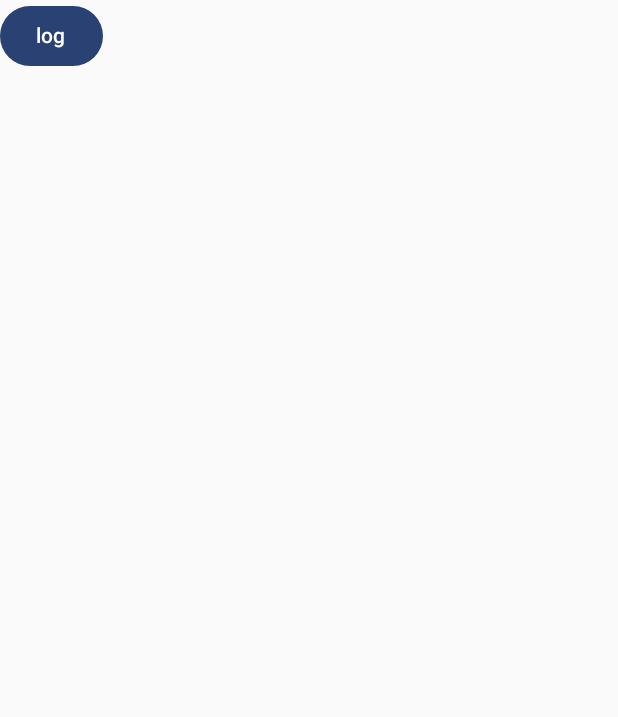
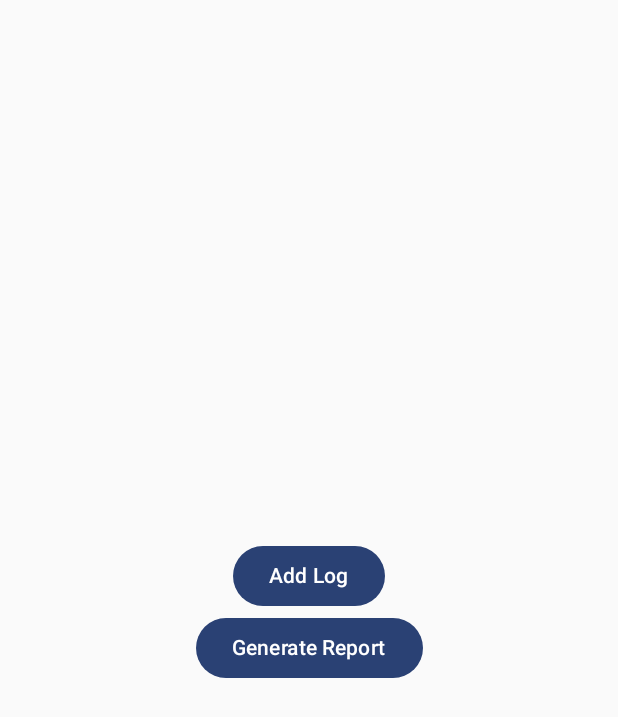
Before and after one commit to snapp-incubator/BlackBox, an Android app built with Jetpack Compose: the screen it shows after launch (MainActivity), on a phone screen of 412 x 824 dp. Shown: the top 717 px of the screen. Run offline under Robolectric (Android 15) with nearby library versions, the phone set to English and light mode, and no system bars; our stand-ins replace Dagger/Hilt's generated code; 4 statements that could not run were skipped.

Commit message:
Fix main view to have a better contribution

```diff
--- a/app/src/main/java/cab/snapp/blackBox/MainActivity.kt
+++ b/app/src/main/java/cab/snapp/blackBox/MainActivity.kt
@@ -1,38 +1,151 @@
 package cab.snapp.blackBox
 
 import android.os.Bundle
+import android.widget.Toast
 import androidx.activity.ComponentActivity
 import androidx.activity.compose.setContent
+import androidx.compose.foundation.layout.Arrangement
+import androidx.compose.foundation.layout.Column
+import androidx.compose.foundation.layout.fillMaxSize
+import androidx.compose.foundation.layout.padding
 import androidx.compose.material3.Button
 import androidx.compose.material3.Text
+import androidx.compose.runtime.Composable
+import androidx.compose.runtime.getValue
+import androidx.compose.runtime.mutableStateOf
+import androidx.compose.runtime.remember
+import androidx.compose.runtime.setValue
+import androidx.compose.ui.Alignment
+import androidx.compose.ui.Modifier
+import androidx.compose.ui.res.dimensionResource
+import androidx.compose.ui.res.stringResource
+import androidx.compose.ui.tooling.preview.Preview
+import cab.snapp.blackBox.components.LogReportPeriodDialog
+import cab.snapp.blackBox.poaro.FileHelper
+import cab.snapp.blackBox.poaro.LogReportGenerator
 import cab.snapp.blackBox.poaro.SnappLogger
 import cab.snapp.blackBox.poaro.d
+import cab.snapp.blackBox.poaro.fileManager.FileManagerImpl.Companion.REPORT_FOLDER_NAME
 import cab.snapp.blackBox.ui.theme.LoggerTheme
+import cab.snapp.blackBox.utils.FileShareUtils
 import javax.inject.Inject
+
 
 class MainActivity : ComponentActivity() {
 
     companion object {
-        const val LOG_LABEL = "example label"
-        const val LOG_MESSAGE = "example message"
+        const val REPORT_FILE_NAME = "report.log"
+        const val LOG_LABEL = "something"
+        const val LOG_MESSAGE = "something happened"
+        const val SAMPLE_EMAIL = "sample@gmail.com"
     }
 
     @Inject
     lateinit var logger: SnappLogger
 
+    @Inject
+    lateinit var logReportGenerator: LogReportGenerator
 
     override fun onCreate(savedInstanceState: Bundle?) {
         super.onCreate(savedInstanceState)
         MyApplication.component.inject(this)
 
         setContent {
+            var showReportDialog by remember { mutableStateOf(false) }
+            val onPeriodSelected = remember {
+                { selectedItem: Int ->
+                    generateReport(selectedItem, REPORT_FILE_NAME)
+                }
+            }
+            val dismissDialog = remember {
+                {
+                    showReportDialog = false
+                }
+            }
+            val onGetReportClicked = remember {
+                {
+                    showReportDialog = true
+                }
+            }
             LoggerTheme {
-                Button(onClick = {
-                    logger.d(LOG_LABEL, LOG_MESSAGE)
-                }) {
-                    Text(text = "log")
+                Column(
+                    modifier = Modifier
+                        .fillMaxSize()
+                        .padding(dimensionResource(id = R.dimen.margin_standard)),
+                    verticalArrangement = Arrangement.Center,
+                    horizontalAlignment = Alignment.CenterHorizontally
+                ) {
+                    Button(
+                        onClick = {
+                            logger.d(LOG_LABEL, LOG_MESSAGE)
+                        }
+                    ) {
+                        Text(text = stringResource(id = R.string.add_log_button))
+                    }
+
+                    Button(
+                        onClick = {
+                            onGetReportClicked.invoke()
+                        },
+                        modifier = Modifier.padding(bottom = dimensionResource(id = R.dimen.margin_small))
+                    ) {
+                        Text(text = stringResource(id = R.string.generate_report_button))
+                    }
+                }
+                if (showReportDialog) {
+                    LogReportPeriodDialog(onPeriodSelected, dismissDialog)
                 }
             }
         }
     }
+
+    private fun generateReport(timeRange: Int, outputFile: String) {
+        val fileHelper = FileHelper(this@MainActivity.filesDir)
+
+        val folder = fileHelper.createFolder(REPORT_FOLDER_NAME)
+        val file = fileHelper.createFile(folder, outputFile)
+        logReportGenerator.generateReport(timeRange, file)
+        shareReport()
+    }
+
+    private fun shareReport() {
+        val fileHelper = FileHelper(this@MainActivity.filesDir)
+
+        val folder = fileHelper.createFolder(REPORT_FOLDER_NAME)
+        val reportFile = fileHelper.createFile(folder, REPORT_FILE_NAME)
+
+        if (reportFile.exists()) {
+            val fileShareUtils = FileShareUtils(this@MainActivity)
+
+            fileShareUtils.shareFile(reportFile, resources.getString(R.string.share_report))
+            fileShareUtils.sendEmail(
+                arrayOf(SAMPLE_EMAIL),
+                resources.getString(R.string.report_email_subject),
+                resources.getString(R.string.report_email_message),
+                reportFile
+            )
+        } else {
+            Toast.makeText(
+                this@MainActivity,
+                resources.getString(R.string.report_file_not_found),
+                Toast.LENGTH_SHORT
+            ).show()
+        }
+    }
 }
+
+@Composable
+fun Greeting(name: String, modifier: Modifier = Modifier) {
+    Text(
+        text = "Hello $name!",
+        modifier = modifier
+    )
+}
+
+@Preview(showBackground = true)
+@Composable
+fun GreetingPreview() {
+    LoggerTheme {
+        Greeting("Android")
+    }
+}
--- a/poaro/src/main/java/cab/snapp/blackBox/poaro/fileManager/FileManagerImpl.kt
+++ b/poaro/src/main/java/cab/snapp/blackBox/poaro/fileManager/FileManagerImpl.kt
@@ -20,6 +20,7 @@ class FileManagerImpl(
 
     companion object {
         const val LOGGER_FOLDER_NAME = "logger"
+        const val REPORT_FOLDER_NAME = "report"
     }
 
     private lateinit var fileReader: FileReader
```
